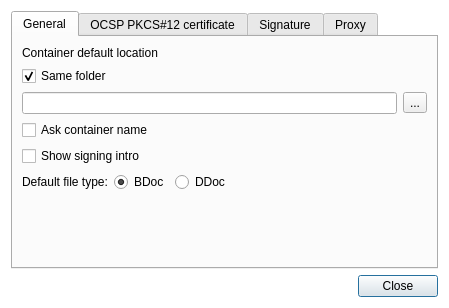
Qt form qdigidoc/trunk/client/ui/Settings.ui (tixsys/esteid) before a commit.
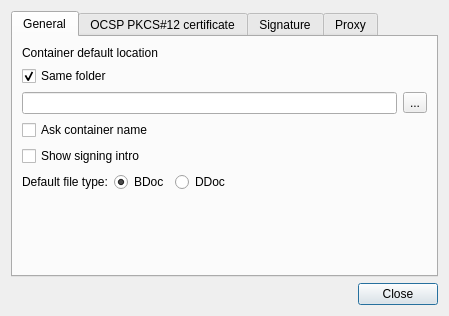
The same form after that commit.

Commit message: qdigidoc: remove stylesheet and hide setting perrmissions

Patch:
```diff
--- a/qdigidoc/trunk/client/ui/Settings.ui
+++ b/qdigidoc/trunk/client/ui/Settings.ui
@@ -6,18 +6,13 @@
    <rect>
     <x>0</x>
     <y>0</y>
-    <width>423</width>
-    <height>298</height>
+    <width>427</width>
+    <height>316</height>
    </rect>
   </property>
   <property name="windowTitle">
    <string>Settings</string>
   </property>
-  <property name="styleSheet">
-   <string notr="true">#Settings { background: white; }
-QLabel, QLineEdit, QCheckBox, QGroupBox { font: 8pt &quot;Arial Baltic&quot;; }
-</string>
-  </property>
   <layout class="QVBoxLayout" name="verticalLayout">
    <item>
     <widget class="QTabWidget" name="tabWidget">
```
The commit also changes 2 other files.
